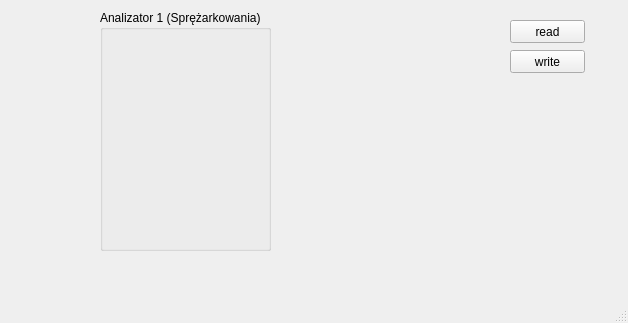
First picture: the form in mainwindow.ui, repository BartG37/scada2, before the edit.
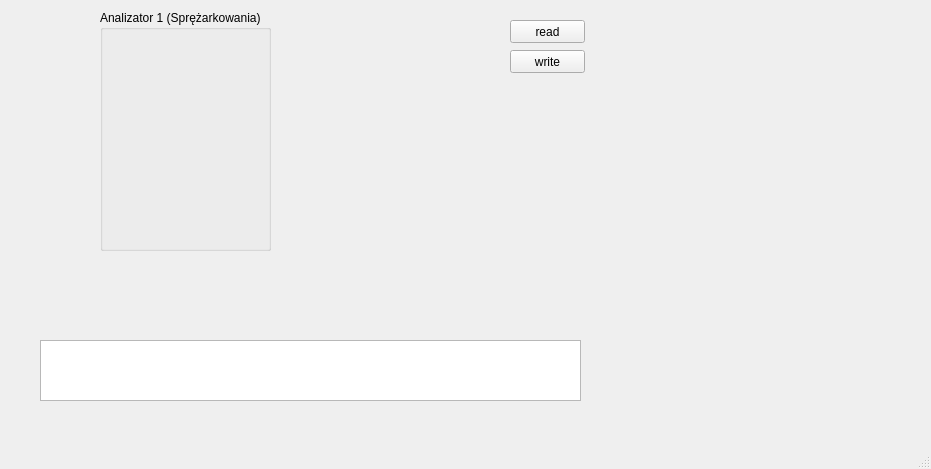
Second picture: the form after the edit. Custom widgets are drawn as their Qt base class.

Patch:
```diff
--- a/mainwindow.ui
+++ b/mainwindow.ui
@@ -6,8 +6,8 @@
    <rect>
     <x>0</x>
     <y>0</y>
-    <width>628</width>
-    <height>323</height>
+    <width>931</width>
+    <height>469</height>
    </rect>
   </property>
   <property name="windowTitle">
@@ -131,6 +131,16 @@
      <string>write</string>
     </property>
    </widget>
+   <widget class="QListWidget" name="listWidget">
+    <property name="geometry">
+     <rect>
+      <x>40</x>
+      <y>340</y>
+      <width>541</width>
+      <height>61</height>
+     </rect>
+    </property>
+   </widget>
    <zorder>groupBox</zorder>
    <zorder>pushButton</zorder>
    <zorder>verticalLayoutWidget</zorder>
```
Left out of the diff: 3 changed lines with no effect on the pictures.
